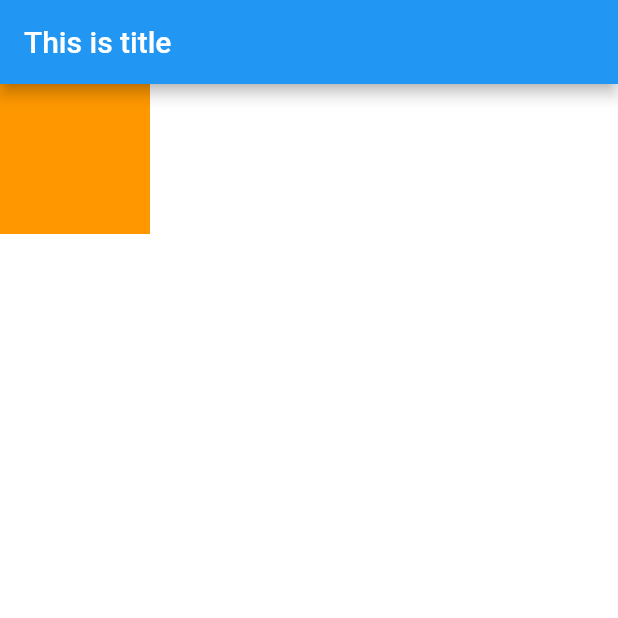
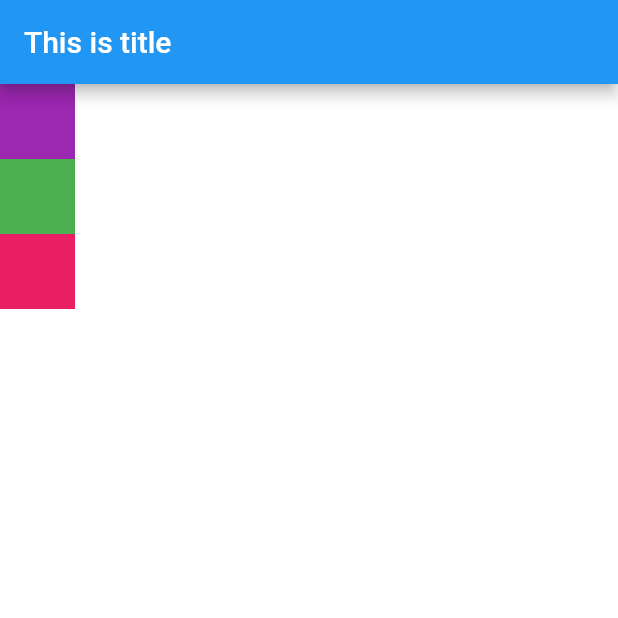
Before and after one commit to grishmashrestha/flutter_lala, a Flutter app: the screen it shows after launch, on a phone screen of 412 x 824 dp, the top half of it. Run offline on Flutter 3.47's test engine with Material 2 defaults, Android fonts, the phone set to English and light mode, and no system bars.

Commit message:
Add containers in columns

```diff
--- a/lib/screens/home.dart
+++ b/lib/screens/home.dart
@@ -13,10 +13,29 @@ class HomePage extends StatelessWidget {
       appBar: AppBar(
         title: Text("This is title"),
       ),
-      body: Container(
-        height: 100,
-        width: 100,
-        color: Colors.orange,
+      // body: Container(
+      //   height: 100,
+      //   width: 100,
+      //   color: Colors.orange,
+      // ),
+      body: Column(
+        children: [
+          Container(
+            height: 50,
+            width: 50,
+            color: Colors.purple,
+          ),
+          Container(
+            height: 50,
+            width: 50,
+            color: Colors.green,
+          ),
+          Container(
+            height: 50,
+            width: 50,
+            color: Colors.pink,
+          )
+        ],
       ),
     );
   }
```
